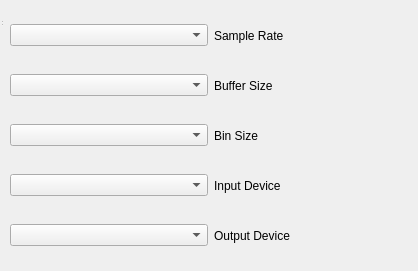
The window that src/GUI/AudioSettingsWindow.ui (bolkaaa/CATE) describes before a commit, drawn with Qt 5.
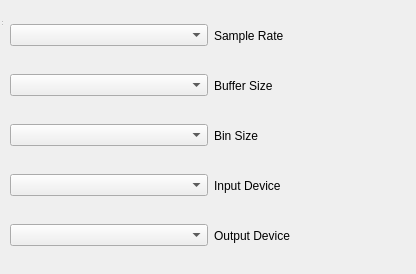
The same window after the commit.

Patch:
```diff
--- a/src/GUI/AudioSettingsWindow.ui
+++ b/src/GUI/AudioSettingsWindow.ui
@@ -6,8 +6,8 @@
    <rect>
     <x>0</x>
     <y>0</y>
-    <width>418</width>
-    <height>271</height>
+    <width>416</width>
+    <height>274</height>
    </rect>
   </property>
   <property name="windowTitle">
```
